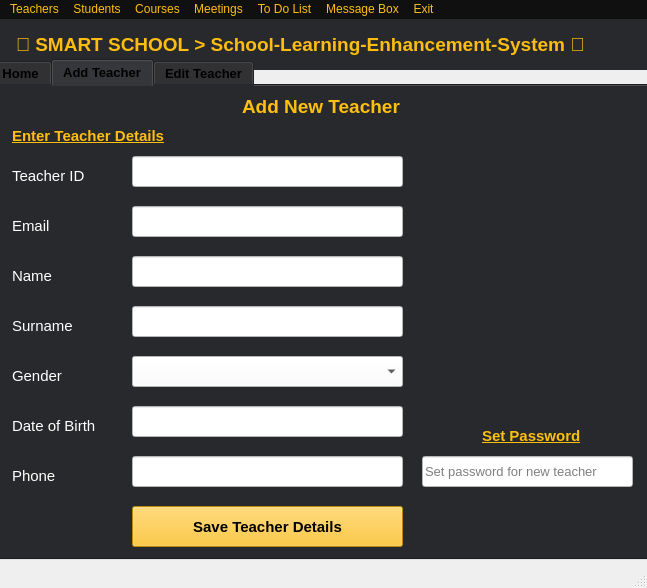
First picture: the form in admin.ui, repository ismailuzum/Smart-School-School-Learning-Enhancement-System, before the edit.
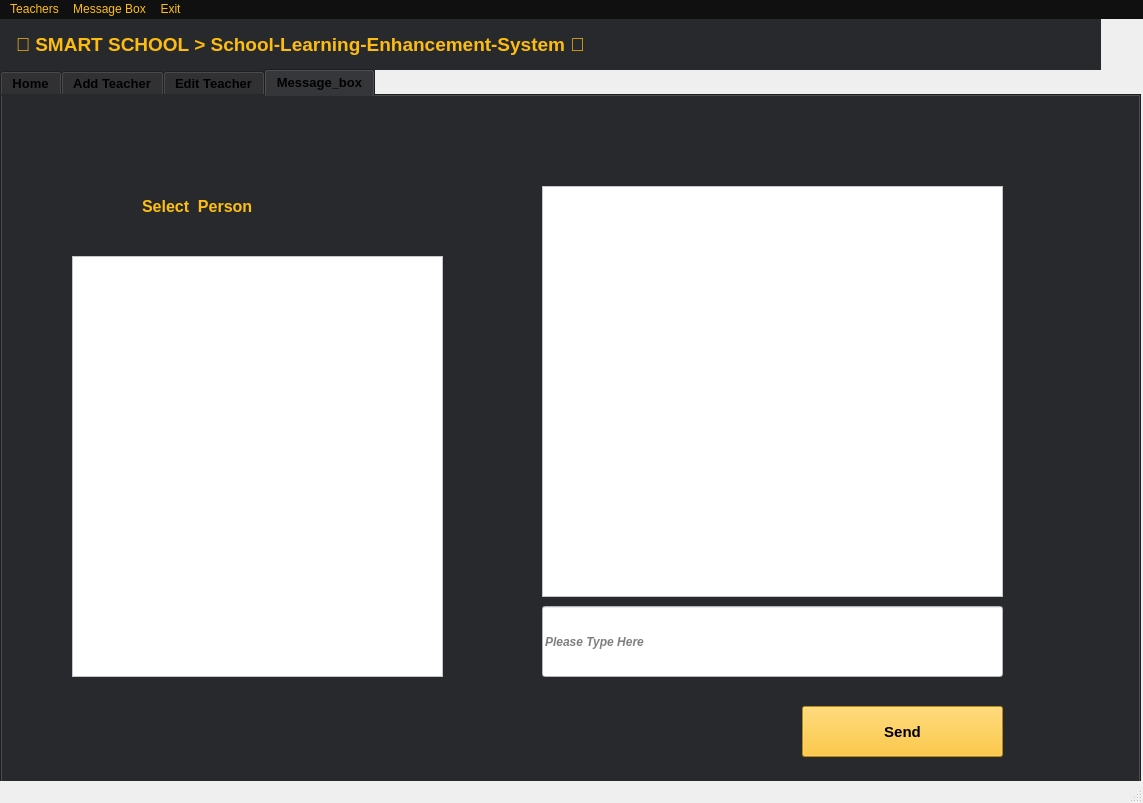
Second picture: the form after the edit.

```diff
--- a/admin.ui
+++ b/admin.ui
@@ -6,8 +6,8 @@
    <rect>
     <x>0</x>
     <y>0</y>
-    <width>647</width>
-    <height>588</height>
+    <width>1143</width>
+    <height>803</height>
    </rect>
   </property>
   <property name="windowTitle">
@@ -19,7 +19,7 @@
      <rect>
       <x>0</x>
       <y>0</y>
-      <width>651</width>
+      <width>1101</width>
       <height>51</height>
      </rect>
     </property>
@@ -42,10 +42,10 @@
    <widget class="QTabWidget" name="tabWidget">
     <property name="geometry">
      <rect>
-      <x>-10</x>
-      <y>40</y>
-      <width>661</width>
-      <height>501</height>
+      <x>0</x>
+      <y>50</y>
+      <width>1141</width>
+      <height>741</height>
      </rect>
     </property>
     <property name="font">
@@ -59,7 +59,7 @@
      <string notr="true">background-color: rgb(40, 41, 44);</string>
     </property>
     <property name="currentIndex">
-     <number>1</number>
+     <number>3</number>
     </property>
     <widget class="QWidget" name="tab_3">
      <attribute name="title">
@@ -124,7 +124,7 @@
        <rect>
         <x>250</x>
         <y>10</y>
-        <width>171</width>
+        <width>251</width>
         <height>21</height>
        </rect>
       </property>
@@ -928,6 +928,106 @@
       </property>
      </widget>
     </widget>
+    <widget class="QWidget" name="tab_4">
+     <attribute name="title">
+      <string>Message_box</string>
+     </attribute>
+     <widget class="QPushButton" name="sendButton1">
+      <property name="geometry">
+       <rect>
+        <x>800</x>
+        <y>610</y>
+        <width>201</width>
+        <height>51</height>
+       </rect>
+      </property>
+      <property name="font">
+       <font>
+        <pointsize>11</pointsize>
+        <weight>75</weight>
+        <bold>true</bold>
+       </font>
+      </property>
+      <property name="styleSheet">
+       <string notr="true">background-color: rgb(255, 191, 16);</string>
+      </property>
+      <property name="text">
+       <string>Send</string>
+      </property>
+     </widget>
+     <widget class="QListView" name="listView_4_a">
+      <property name="geometry">
+       <rect>
+        <x>70</x>
+        <y>160</y>
+        <width>371</width>
+        <height>421</height>
+       </rect>
+      </property>
+      <property name="styleSheet">
+       <string notr="true">background-color: rgb(255, 255, 255);</string>
+      </property>
+     </widget>
+     <widget class="QListView" name="list_view_3_a">
+      <property name="geometry">
+       <rect>
+        <x>540</x>
+        <y>90</y>
+        <width>461</width>
+        <height>411</height>
+       </rect>
+      </property>
+      <property name="styleSheet">
+       <string notr="true">background-color: rgb(255, 255, 255);</string>
+      </property>
+     </widget>
+     <widget class="QLineEdit" name="LineEdit_3_a">
+      <property name="geometry">
+       <rect>
+        <x>540</x>
+        <y>510</y>
+        <width>461</width>
+        <height>71</height>
+       </rect>
+      </property>
+      <property name="font">
+       <font>
+        <weight>75</weight>
+        <italic>true</italic>
+        <bold>true</bold>
+       </font>
+      </property>
+      <property name="styleSheet">
+       <string notr="true">background-color: rgb(255, 255, 255);</string>
+      </property>
+      <property name="placeholderText">
+       <string>Please Type Here</string>
+      </property>
+     </widget>
+     <widget class="QLabel" name="label_105">
+      <property name="geometry">
+       <rect>
+        <x>140</x>
+        <y>100</y>
+        <width>281</width>
+        <height>21</height>
+       </rect>
+      </property>
+      <property name="font">
+       <font>
+        <pointsize>12</pointsize>
+        <weight>75</weight>
+        <bold>true</bold>
+       </font>
+      </property>
+      <property name="styleSheet">
+       <string notr="true">color: rgb(255, 191, 16);</string>
+      </property>
+      <property name="text">
+       <string>Select  Person</string>
+      </property>
+     </widget>
+    </widget>
    </widget>
   </widget>
   <widget class="QStatusBar" name="statusbar"/>
@@ -936,8 +1036,8 @@
     <rect>
      <x>0</x>
      <y>0</y>
-     <width>647</width>
-     <height>25</height>
+     <width>1143</width>
+     <height>30</height>
     </rect>
    </property>
    <property name="styleSheet">
@@ -952,35 +1052,6 @@
     <addaction name="menu11"/>
     <addaction name="menu12"/>
    </widget>
-   <widget class="QMenu" name="menuStudents">
-    <property name="title">
-     <string>Students</string>
-    </property>
-    <addaction name="separator"/>
-    <addaction name="menu21"/>
-    <addaction name="menu22"/>
-   </widget>
-   <widget class="QMenu" name="menuAttandance">
-    <property name="title">
-     <string>Courses</string>
-    </property>
-    <addaction name="menu31"/>
-    <addaction name="menu32"/>
-    <addaction name="menu33"/>
-   </widget>
-   <widget class="QMenu" name="menuMeetings">
-    <property name="title">
-     <string>Meetings</string>
-    </property>
-    <addaction name="menu41"/>
-    <addaction name="menu42"/>
-   </widget>
-   <widget class="QMenu" name="menuTo_Do_List">
-    <property name="title">
-     <string>To Do List</string>
-    </property>
-    <addaction name="menu51"/>
-   </widget>
    <widget class="QMenu" name="menuMessage_Box">
     <property name="title">
      <string>Message Box</string>
@@ -994,10 +1065,6 @@
     <addaction name="menu71"/>
    </widget>
    <addaction name="menuTeacher"/>
-   <addaction name="menuStudents"/>
-   <addaction name="menuAttandance"/>
-   <addaction name="menuMeetings"/>
-   <addaction name="menuTo_Do_List"/>
    <addaction name="menuMessage_Box"/>
    <addaction name="menuExit"/>
   </widget>
```
Left out of the diff: 78 changed lines with no effect on the pictures.
